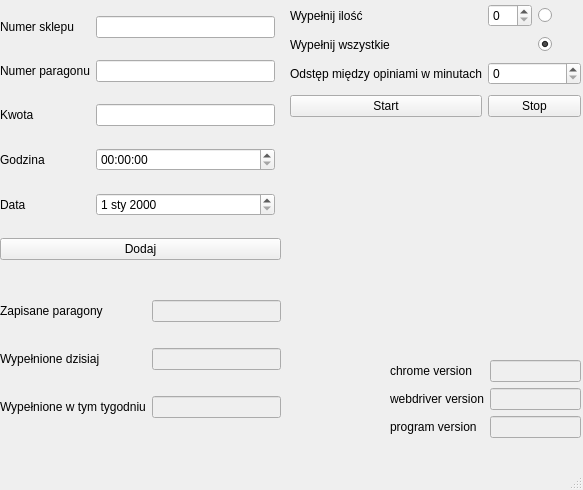
Before: the Qt Designer form mainwindow.ui in MrMock/-automatic_opinion, drawn with Qt 5.
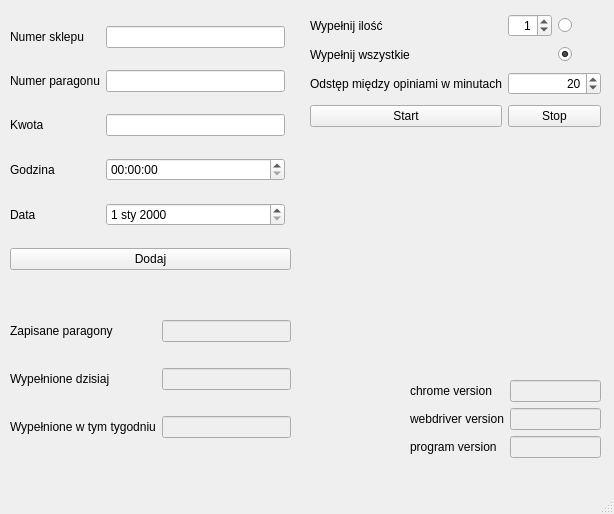
After: the same form once the commit is applied. Icons and pictures are not drawn.

Commit message: dodano opcje wykonywania w pętli co określoną ilość minut

```diff
--- a/mainwindow.ui
+++ b/mainwindow.ui
@@ -9,8 +9,8 @@
    <rect>
     <x>0</x>
     <y>0</y>
-    <width>583</width>
-    <height>490</height>
+    <width>614</width>
+    <height>514</height>
    </rect>
   </property>
   <property name="acceptDrops">
@@ -33,8 +33,8 @@
    <widget class="QWidget" name="gridLayoutWidget">
     <property name="geometry">
      <rect>
-      <x>0</x>
-      <y>0</y>
+      <x>10</x>
+      <y>10</y>
       <width>281</width>
       <height>281</height>
      </rect>
@@ -102,8 +102,8 @@
    <widget class="QWidget" name="gridLayoutWidget_2">
     <property name="geometry">
      <rect>
-      <x>0</x>
-      <y>280</y>
+      <x>10</x>
+      <y>300</y>
       <width>281</width>
       <height>161</height>
      </rect>
@@ -159,15 +159,22 @@
    <widget class="QWidget" name="gridLayoutWidget_3">
     <property name="geometry">
      <rect>
-      <x>290</x>
-      <y>0</y>
+      <x>310</x>
+      <y>10</y>
       <width>291</width>
       <height>121</height>
      </rect>
     </property>
     <layout class="QGridLayout" name="gridLayout_3">
      <item row="0" column="1">
-      <widget class="QSpinBox" name="spinBox"/>
+      <widget class="QSpinBox" name="spinBox_amount">
+       <property name="alignment">
+        <set>Qt::AlignRight|Qt::AlignTrailing|Qt::AlignVCenter</set>
+       </property>
+       <property name="value">
+        <number>1</number>
+       </property>
+      </widget>
      </item>
      <item row="0" column="2">
       <widget class="QRadioButton" name="radioButton">
@@ -191,7 +198,20 @@
       </widget>
      </item>
      <item row="2" column="1" colspan="2">
-      <widget class="QSpinBox" name="spinBox_2"/>
+      <widget class="QSpinBox" name="spinBox_time_to_wait">
+       <property name="layoutDirection">
+        <enum>Qt::LeftToRight</enum>
+       </property>
+       <property name="alignment">
+        <set>Qt::AlignRight|Qt::AlignTrailing|Qt::AlignVCenter</set>
+       </property>
+       <property name="maximum">
+        <number>1440</number>
+       </property>
+       <property name="value">
+        <number>20</number>
+       </property>
+      </widget>
      </item>
      <item row="1" column="2">
       <widget class="QRadioButton" name="radioButton_2">
@@ -235,8 +255,8 @@
    <widget class="QWidget" name="formLayoutWidget">
     <property name="geometry">
      <rect>
-      <x>390</x>
-      <y>360</y>
+      <x>410</x>
+      <y>380</y>
       <width>191</width>
       <height>81</height>
      </rect>
```
Left out of the diff: 74 changed lines with no effect on the pictures. The commit also changes 2 other files.
